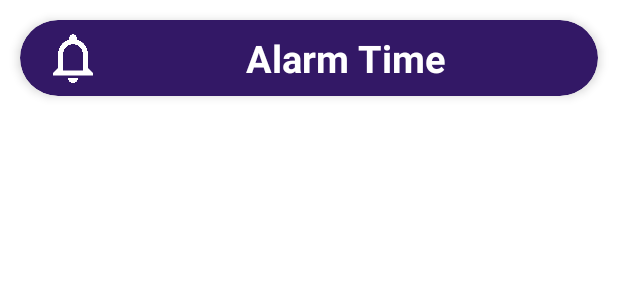
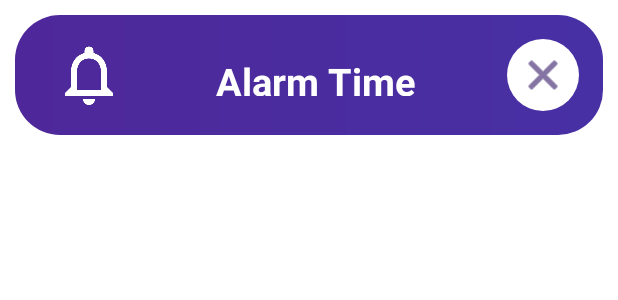
Before and after one commit to AbanobN/Weather_App, an Android app: the layout alarm_item.xml on its own in the app's theme, with its tools: preview values and no code run, on a phone screen of 412 x 824 dp. Shown: the top 300 px of the screen. Run offline under Robolectric (Android 15) with nearby library versions, the phone set to English and light mode, and no system bars.

Commit message:
Finish V 1.0.0

```diff
--- a/app/src/main/AndroidManifest.xml
+++ b/app/src/main/AndroidManifest.xml
@@ -14,6 +14,7 @@
     <uses-permission android:name="android.permission.WAKE_LOCK" />
     <uses-permission android:name="android.permission.RECEIVE_BOOT_COMPLETED" />
     <uses-permission android:name="android.permission.SYSTEM_ALERT_WINDOW" />
+    <uses-permission android:name="android.permission.USE_EXACT_ALARM"/>
 
     <application
         android:allowBackup="true"
--- a/app/src/main/java/com/example/weatherapplication/ui/alerts/view/AlarmReceiver.kt
+++ b/app/src/main/java/com/example/weatherapplication/ui/alerts/view/AlarmReceiver.kt
@@ -16,19 +16,15 @@ class AlarmReceiver : BroadcastReceiver() {
 
     @RequiresApi(Build.VERSION_CODES.O)
     override fun onReceive(context: Context?, intent: Intent?) {
-        Log.d("AlarmReceiver", "Alarm Received")
-
             when (intent?.action) {
                 "ALARM" -> {
                     // Start the overlay service for alarm
                     val serviceIntent = Intent(context, OverlayService::class.java)
                     context?.startService(serviceIntent)
-                    Log.d("AlarmReceiver", "Alarm Triggered and Overlay Service Started")
                 }
                 "NOTIFICATION" -> {
                     // Show a notification for the scheduled time
                     showNotification(context)
-                    Log.d("AlarmReceiver", "Notification Triggered")
                 }
             }
         }
@@ -50,4 +46,6 @@ class AlarmReceiver : BroadcastReceiver() {
 
         notificationManager.notify(0, notification)
     }
+
+
 }
--- a/app/src/main/java/com/example/weatherapplication/ui/alerts/view/OverlayService.kt
+++ b/app/src/main/java/com/example/weatherapplication/ui/alerts/view/OverlayService.kt
@@ -40,9 +40,7 @@ class OverlayService : Service() {
                     WindowManager.LayoutParams.FLAG_TURN_SCREEN_ON,
             PixelFormat.TRANSLUCENT
         )
-        params.let {
-            it.gravity= Gravity.TOP
-        }
+        params.gravity = Gravity.TOP
 
 
         // insert the view into the window and then display it
--- a/app/src/main/res/layout/alarm_item.xml
+++ b/app/src/main/res/layout/alarm_item.xml
@@ -1,43 +1,54 @@
 <?xml version="1.0" encoding="utf-8"?>
-<androidx.cardview.widget.CardView
-    android:id="@+id/favItemCard"
-    xmlns:android="http://schemas.android.com/apk/res/android"
+
+<androidx.constraintlayout.widget.ConstraintLayout xmlns:android="http://schemas.android.com/apk/res/android"
     xmlns:app="http://schemas.android.com/apk/res-auto"
+    xmlns:tools="http://schemas.android.com/tools"
     android:layout_width="match_parent"
     android:layout_height="wrap_content"
-    android:layout_margin="13dp"
-    app:cardCornerRadius="30dp"
-    app:cardElevation="4dp"
-    android:backgroundTint="#331866">
+    android:layout_margin="10dp"
+    android:background="@drawable/rounded_favorite_item">
 
-    <LinearLayout
-        android:layout_width="match_parent"
-        android:layout_height="wrap_content"
-        android:orientation="horizontal"
-        android:padding="5dp"
-        android:gravity="center_vertical">
 
     <ImageView
         android:id="@+id/alarmIcon"
-            android:layout_width="40dp"
-            android:layout_height="40dp"
-            android:layout_marginStart="10dp"
+        android:layout_width="48dp"
+        android:layout_height="48dp"
+        android:layout_gravity="start"
+        android:layout_marginStart="25dp"
         android:contentDescription="@string/alarm_icon"
         android:src="@drawable/ic_notifications"
-            android:layout_gravity="start" />
+        app:layout_constraintBottom_toBottomOf="parent"
+        app:layout_constraintStart_toStartOf="parent"
+        app:layout_constraintTop_toTopOf="parent" />
 
     <TextView
         android:id="@+id/time"
-            android:layout_width="0dp"
-            android:layout_height="wrap_content"
+        android:layout_width="138dp"
+        android:layout_height="27dp"
         android:layout_weight="1"
+        android:gravity="center"
         android:text="@string/time"
         android:textColor="@color/white"
         android:textSize="25sp"
         android:textStyle="bold"
-            android:gravity="center"/>
+        app:layout_constraintBottom_toBottomOf="parent"
+        app:layout_constraintEnd_toStartOf="@+id/cancelButton"
+        app:layout_constraintStart_toEndOf="@+id/alarmIcon"
+        app:layout_constraintTop_toTopOf="parent" />
+
+    <ImageButton
+        android:id="@+id/cancelButton"
+        android:layout_width="48dp"
+        android:layout_height="48dp"
+        android:layout_margin="16dp"
+        android:layout_marginEnd="25dp"
+        android:background="@drawable/rounded_button_background"
+        android:contentDescription="@string/cancel"
+        android:src="@android:drawable/ic_menu_close_clear_cancel"
+        app:layout_constraintBottom_toBottomOf="parent"
+        app:layout_constraintEnd_toEndOf="parent"
+        app:layout_constraintTop_toTopOf="parent"
+        app:tint="@color/text_color" />
 
 
-
-    </LinearLayout>
-</androidx.cardview.widget.CardView>
+</androidx.constraintlayout.widget.ConstraintLayout>
```
Also changed, not shown: app/src/main/java/com/example/weatherapplication/ui/alerts/view/AlarmAdapter.kt (+10 -6 lines), app/src/main/java/com/example/weatherapplication/ui/alerts/view/AlertsFragment.kt (+5 -3 lines), app/src/main/java/com/example/weatherapplication/ui/alerts/viewmodel/AlertsViewModel.kt (+33 -0 lines), app/src/main/java/com/example/weatherapplication/ui/settings/view/SettingsFragment.kt (+43 -2 lines). Lines whose indentation alone changed are shown as unchanged.
